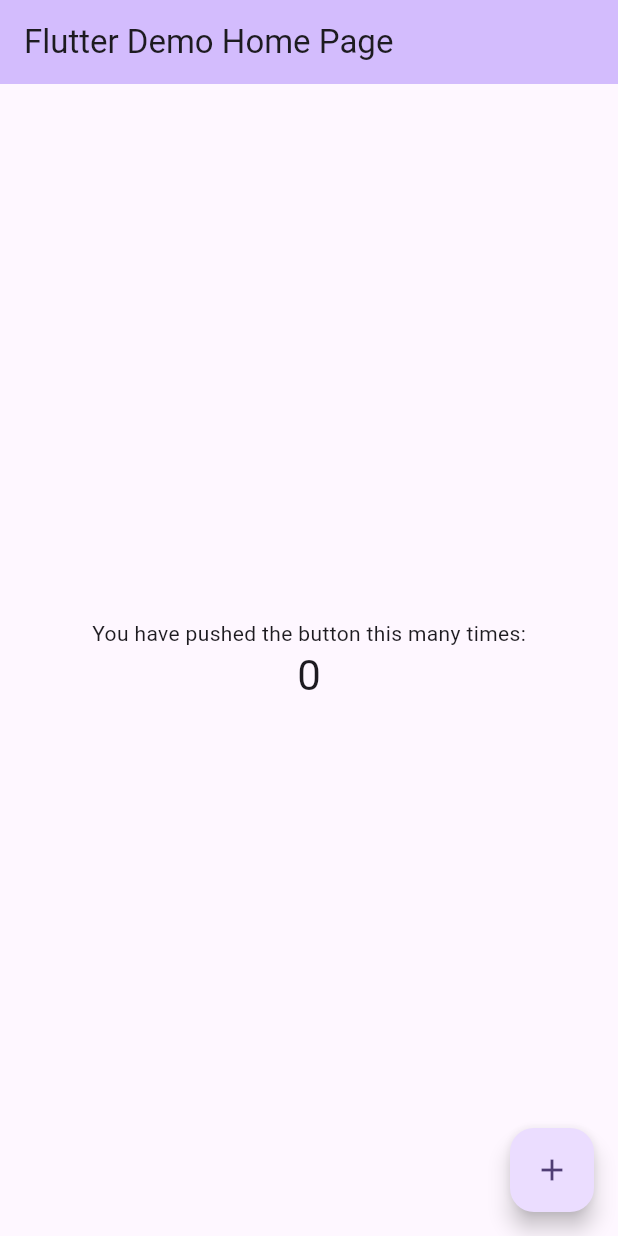
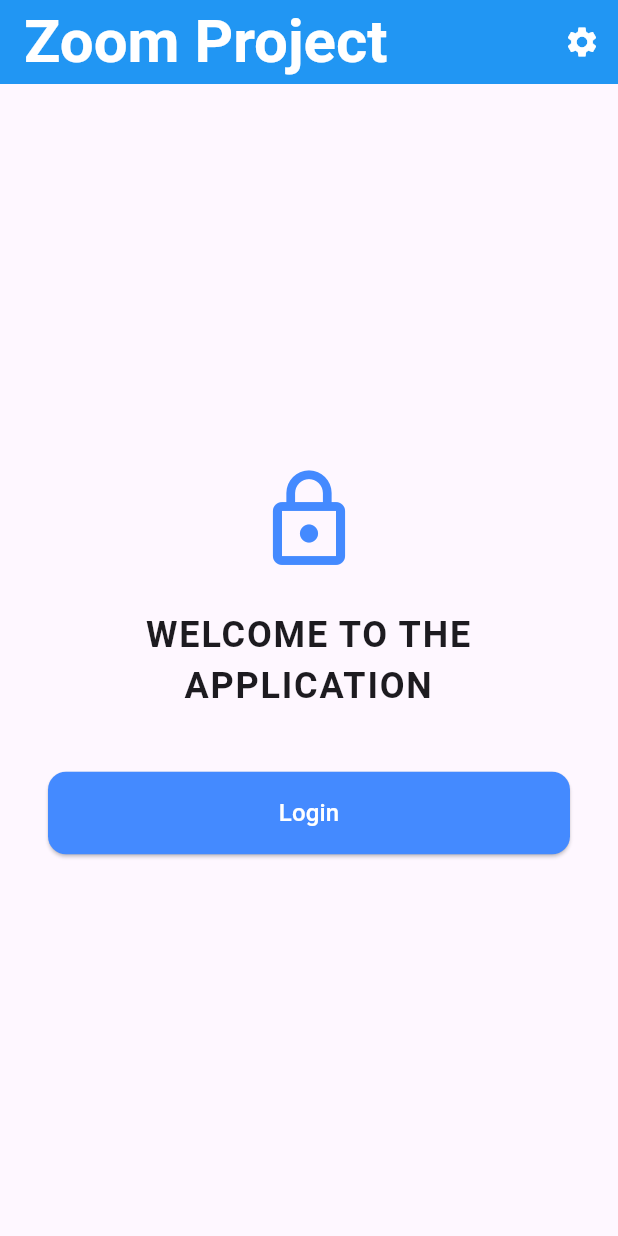
Before and after one commit to Ahmetlrd/zoom_ai_project, a Flutter app: the screen it shows after launch, on a phone screen of 412 x 824 dp. Run offline on Flutter 3.47's test engine with Material 3 defaults, Android fonts, the phone set to English and light mode, and no system bars; our stand-ins replace flutter_riverpod, go_router.

Commit message:
Çoğu sayfa arayüzü tamamlandı

```diff
--- /dev/null
+++ b/flutter_app/lib/features/home/login.dart
@@ -0,0 +1,62 @@
+// TODO Implement this library.
+import 'package:flutter/material.dart';
+import 'package:go_router/go_router.dart';
+import 'utility.dart';
+
+class Login extends StatelessWidget {
+  const Login({super.key});
+
+  @override
+  Widget build(BuildContext context) {
+    return Scaffold(
+      appBar: Utility.buildAppBar(context),
+      body: Center(
+        child: Padding(
+          padding: const EdgeInsets.symmetric(horizontal: 32),
+          child: Column(
+            mainAxisAlignment: MainAxisAlignment.center,
+            crossAxisAlignment: CrossAxisAlignment.center,
+            mainAxisSize: MainAxisSize.min,
+            children: [
+              const Icon(
+                Icons.lock_outline,
+                size: 72,
+                color: Colors.blueAccent,
+              ),
+              const SizedBox(height: 24),
+              const Text(
+                "WELCOME TO THE APPLICATION",
+                textAlign: TextAlign.center,
+                style: TextStyle(
+                  fontSize: 24,
+                  fontWeight: FontWeight.bold,
+                  letterSpacing: 1.2,
+                ),
+              ),
+              const SizedBox(height: 40),
+              SizedBox(
+                width: double.infinity,
+                child: ElevatedButton(
+                  onPressed: () {
+                    context.go('/home');
+                  },
+                  style: ElevatedButton.styleFrom(
+                    padding: const EdgeInsets.symmetric(vertical: 16),
+                    backgroundColor: Colors.blueAccent,
+                    shape: RoundedRectangleBorder(
+                      borderRadius: BorderRadius.circular(12),
+                    ),
+                  ),
+                  child: const Text(
+                    "Login",
+                    style: TextStyle(fontSize: 16, color: Colors.white),
+                  ),
+                ),
+              ),
+            ],
+          ),
+        ),
+      ),
+    );
+  }
+}
--- /dev/null
+++ b/flutter_app/lib/features/home/utility.dart
@@ -0,0 +1,34 @@
+import 'package:flutter/material.dart';
+import 'package:go_router/go_router.dart';
+
+class Utility {
+  static AppBar buildAppBar(BuildContext context) {
+    final routeName = ModalRoute.of(context)?.settings.name;
+
+    return AppBar(
+      title: Text(
+        "Zoom Project",
+        style: TextStyle(
+          fontSize: 40,
+          fontWeight: FontWeight.bold,
+          color: Colors.white,
+        ),
+      ),
+      actions: [
+        IconButton(
+          icon: Icon(
+            Icons.settings,
+            color: routeName == '/settings' ? Colors.grey[400] : Colors.white,
+          ),
+          onPressed:
+              routeName == '/settings'
+                  ? null
+                  : () {
+                    context.push('/settings');
+                  },
+        ),
+      ],
+      backgroundColor: Colors.blue,
+    );
+  }
+}
--- a/flutter_app/lib/main.dart
+++ b/flutter_app/lib/main.dart
@@ -1,122 +1,21 @@
 import 'package:flutter/material.dart';
+import 'package:flutter_riverpod/flutter_riverpod.dart';
+import 'routes.dart';
 
 void main() {
-  runApp(const MyApp());
+  runApp(const ProviderScope(child: MyApp()));
 }
 
-class MyApp extends StatelessWidget {
+class MyApp extends ConsumerWidget {
   const MyApp({super.key});
 
-  // This widget is the root of your application.
   @override
-  Widget build(BuildContext context) {
-    return MaterialApp(
-      title: 'Flutter Demo',
-      theme: ThemeData(
-        // This is the theme of your application.
-        //
-        // TRY THIS: Try running your application with "flutter run". You'll see
-        // the application has a purple toolbar. Then, without quitting the app,
-        // try changing the seedColor in the colorScheme below to Colors.green
-        // and then invoke "hot reload" (save your changes or press the "hot
-        // reload" button in a Flutter-supported IDE, or press "r" if you used
-        // the command line to start the app).
-        //
-        // Notice that the counter didn't reset back to zero; the application
-        // state is not lost during the reload. To reset the state, use hot
-        // restart instead.
-        //
-        // This works for code too, not just values: Most code changes can be
-        // tested with just a hot reload.
-        colorScheme: ColorScheme.fromSeed(seedColor: Colors.deepPurple),
-      ),
-      home: const MyHomePage(title: 'Flutter Demo Home Page'),
+  Widget build(BuildContext context, WidgetRef ref) {
+    final router = ref.watch(routerProvider);
+
+    return MaterialApp.router(
+      routerConfig: router,
+      debugShowCheckedModeBanner: false,
     );
   }
 }
-
-class MyHomePage extends StatefulWidget {
-  const MyHomePage({super.key, required this.title});
-
-  // This widget is the home page of your application. It is stateful, meaning
-  // that it has a State object (defined below) that contains fields that affect
-  // how it looks.
-
-  // This class is the configuration for the state. It holds the values (in this
-  // case the title) provided by the parent (in this case the App widget) and
-  // used by the build method of the State. Fields in a Widget subclass are
-  // always marked "final".
-
-  final String title;
-
-  @override
-  State<MyHomePage> createState() => _MyHomePageState();
-}
-
-class _MyHomePageState extends State<MyHomePage> {
-  int _counter = 0;
-
-  void _incrementCounter() {
-    setState(() {
-      // This call to setState tells the Flutter framework that something has
-      // changed in this State, which causes it to rerun the build method below
-      // so that the display can reflect the updated values. If we changed
-      // _counter without calling setState(), then the build method would not be
-      // called again, and so nothing would appear to happen.
-      _counter++;
-    });
-  }
-
-  @override
-  Widget build(BuildContext context) {
-    // This method is rerun every time setState is called, for instance as done
-    // by the _incrementCounter method above.
-    //
-    // The Flutter framework has been optimized to make rerunning build methods
-    // fast, so that you can just rebuild anything that needs updating rather
-    // than having to individually change instances of widgets.
-    return Scaffold(
-      appBar: AppBar(
-        // TRY THIS: Try changing the color here to a specific color (to
-        // Colors.amber, perhaps?) and trigger a hot reload to see the AppBar
-        // change color while the other colors stay the same.
-        backgroundColor: Theme.of(context).colorScheme.inversePrimary,
-        // Here we take the value from the MyHomePage object that was created by
-        // the App.build method, and use it to set our appbar title.
-        title: Text(widget.title),
-      ),
-      body: Center(
-        // Center is a layout widget. It takes a single child and positions it
-        // in the middle of the parent.
-        child: Column(
-          // Column is also a layout widget. It takes a list of children and
-          // arranges them vertically. By default, it sizes itself to fit its
-          // children horizontally, and tries to be as tall as its parent.
-          //
-          // Column has various properties to control how it sizes itself and
-          // how it positions its children. Here we use mainAxisAlignment to
-          // center the children vertically; the main axis here is the vertical
-          // axis because Columns are vertical (the cross axis would be
-          // horizontal).
-          //
-          // TRY THIS: Invoke "debug painting" (choose the "Toggle Debug Paint"
-          // action in the IDE, or press "p" in the console), to see the
-          // wireframe for each widget.
-          mainAxisAlignment: MainAxisAlignment.center,
-          children: <Widget>[
-            const Text('You have pushed the button this many times:'),
-            Text(
-              '$_counter',
-              style: Theme.of(context).textTheme.headlineMedium,
-            ),
-          ],
-        ),
-      ),
-      floatingActionButton: FloatingActionButton(
-        onPressed: _incrementCounter,
-        tooltip: 'Increment',
-        child: const Icon(Icons.add),
-      ), // This trailing comma makes auto-formatting nicer for build methods.
-    );
-  }
-}
--- /dev/null
+++ b/flutter_app/lib/routes.dart
@@ -0,0 +1,61 @@
+import 'dart:async';
+import 'package:flutter/foundation.dart';
+
+import 'package:flutter/material.dart';
+import 'package:flutter_app/features/home/meetings.dart';
+import 'package:flutter_app/features/home/nlp.dart';
+import 'package:flutter_app/features/home/notes.dart';
+import 'package:flutter_app/features/home/saved.dart';
+import 'package:flutter_app/features/home/settings.dart';
+import 'package:flutter_app/main.dart';
+import 'package:flutter_riverpod/flutter_riverpod.dart';
+import 'package:go_router/go_router.dart';
+
+import 'features/home/login.dart';
+import 'features/home/home_page.dart';
+import 'providers/auth_provider.dart';
+
+final routerProvider = Provider<GoRouter>((ref) {
+  final isLoggedIn = ref.watch(authProvider);
+
+  return GoRouter(
+    initialLocation: '/',
+    refreshListenable: GoRouterRefreshStream(
+      ref.watch(authProvider.notifier).stream,
+    ),
+    routes: [
+      GoRoute(
+        path: '/',
+        builder:
+            (context, state) => isLoggedIn ? const HomePage() : const Login(),
+      ),
+      GoRoute(path: '/login', builder: (context, state) => const Login()),
+      GoRoute(path: '/home', builder: (context, state) => const HomePage()),
+      GoRoute(path: '/settings', builder: (context, state) => const Settings()),
+      GoRoute(path: '/saved', builder: (context, state) => const Saved()),
+
+      GoRoute(path: '/notes', builder: (context, state) => const Notes()),
+
+      GoRoute(path: '/nlp', builder: (context, state) => const Nlp()),
+
+      GoRoute(path: '/meetings', builder: (context, state) => const Meetings()),
+    ],
+  );
+});
+
+class GoRouterRefreshStream extends ChangeNotifier {
+  GoRouterRefreshStream(Stream<dynamic> stream) {
+    notifyListeners();
+    _subscription = stream.asBroadcastStream().listen((event) {
+      notifyListeners();
+    });
+  }
+
+  late final StreamSubscription<dynamic> _subscription;
+
+  @override
+  void dispose() {
+    _subscription.cancel();
+    super.dispose();
+  }
+}
--- a/flutter_app/pubspec.yaml
+++ b/flutter_app/pubspec.yaml
@@ -30,6 +30,10 @@ environment:
 dependencies:
   flutter:
     sdk: flutter
+
+  go_router: ^13.0.0
+  flutter_riverpod: ^2.4.0
+
 
   # The following adds the Cupertino Icons font to your application.
   # Use with the CupertinoIcons class for iOS style icons.
```
Also changed, not shown: flutter_app/lib/features/home/home_page.dart (added, +71 -0 lines), flutter_app/lib/features/home/meetings.dart (added, +11 -0 lines), flutter_app/lib/features/home/nlp.dart (added, +11 -0 lines), flutter_app/lib/features/home/notes.dart (added, +11 -0 lines), flutter_app/lib/features/home/saved.dart (added, +11 -0 lines), flutter_app/lib/features/home/settings.dart (added, +80 -0 lines), flutter_app/lib/providers/auth_provider.dart (added, +20 -0 lines), flutter_app/pubspec.lock, 4 other files.
